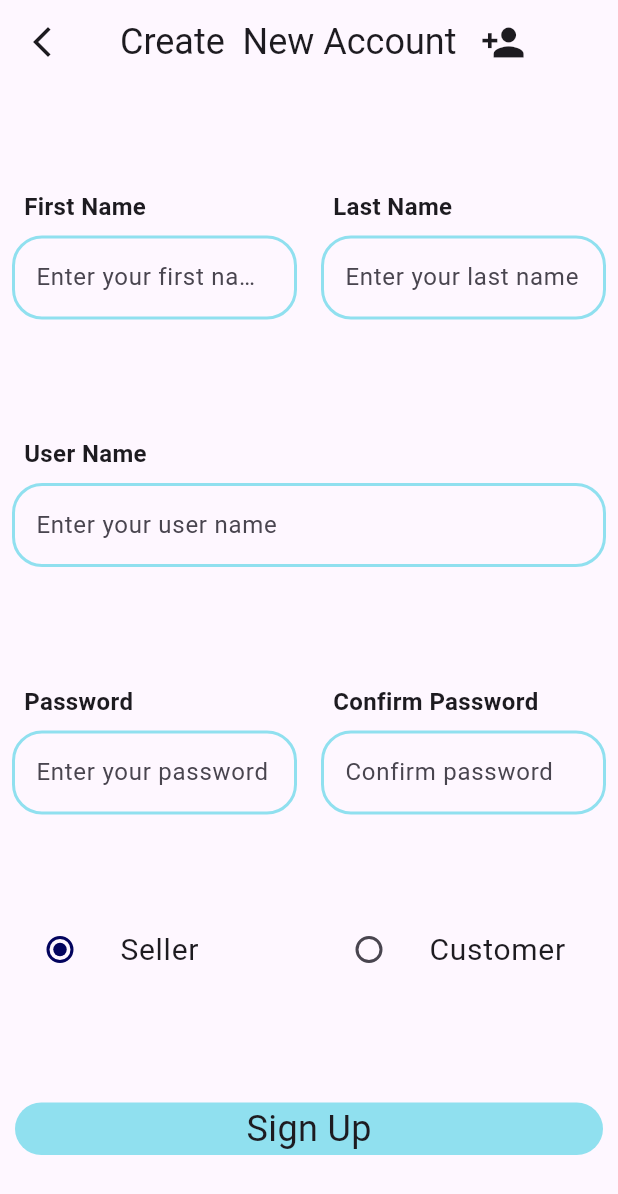
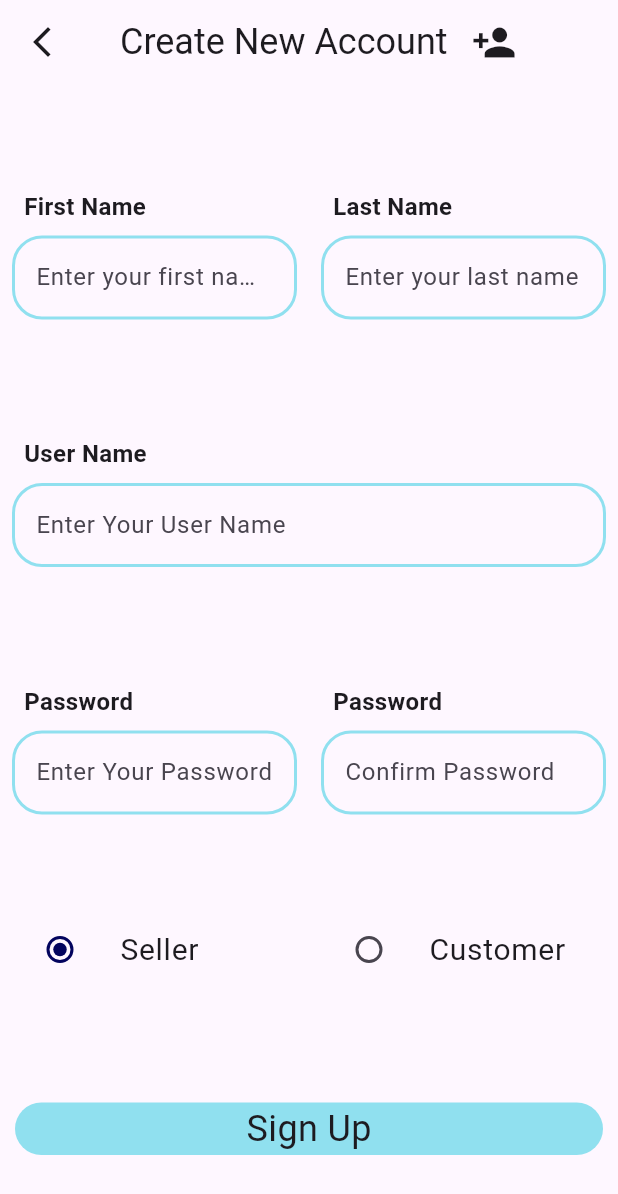
Before and after one commit to mordex-01/store_app_taav, a Flutter app: the screen it shows after launch, after a tap on "Sign Up", on a phone screen of 412 x 824 dp. Shown: the top 1194 px of the screen. Run offline on Flutter 3.47's test engine with Material 3 defaults, Android fonts, the phone set to English and light mode, and no system bars; our stand-ins replace either_dart, get, image_picker, shared_preferences; missing offline and left inert: flex_color_picker; network calls fail.

Commit message:
loginAndSignUp are translated

```diff
--- a/lib/src/pages/login/view/login_page.dart
+++ b/lib/src/pages/login/view/login_page.dart
@@ -52,7 +52,7 @@ class LoginPage extends GetView<LoginController> {
                 },
                 obscureText: false,
                 topText: LocaleKeys.loginUserName.tr,
-                hintText: "Enter Your User Name",
+                hintText: LocaleKeys.enterYourUserName.tr,
                 suffixIcon: const Padding(
                   padding: EdgeInsets.only(right: 20),
                   child: Icon(
@@ -71,8 +71,8 @@ class LoginPage extends GetView<LoginController> {
                     return null;
                   },
                   obscureText: !controller.isObscure.value,
-                  topText: "Password",
-                  hintText: "Enter Your Password",
+                  topText: LocaleKeys.password.tr,
+                  hintText: LocaleKeys.enterYourPassword.tr,
                   suffixIcon: Padding(
                     padding: const EdgeInsets.only(right: 10),
                     child: IconButton(
@@ -112,15 +112,15 @@ class LoginPage extends GetView<LoginController> {
                 padding: const EdgeInsets.all(8.0),
                 child: _mydivider(context: context),
               ),
-              const Text(
-                "Dont have any account?",
-                style: TextStyle(fontSize: 20),
+              Text(
+                LocaleKeys.dontHaveAnyAccount.tr,
+                style: const TextStyle(fontSize: 20),
               ),
               Padding(
                 padding: const EdgeInsets.only(top: 10),
                 child: _button(
                   context: context,
-                  text: "Sign Up",
+                  text: LocaleKeys.signUp.tr,
                   onTap: () {
                     controller.onSignUpTapped();
                   },
@@ -211,9 +211,9 @@ class LoginPage extends GetView<LoginController> {
                 color: iconColor,
               ),
             ),
-            const Text(
-              "Remember Me",
-              style: TextStyle(fontSize: 16),
+            Text(
+              LocaleKeys.rememberMe.tr,
+              style: const TextStyle(fontSize: 16),
             )
           ],
         ),
--- a/lib/src/pages/signup/view/signup_page.dart
+++ b/lib/src/pages/signup/view/signup_page.dart
@@ -1,5 +1,6 @@
 import 'package:flutter/material.dart';
 import 'package:get/get.dart';
+import 'package:store_app_taav/generated/locales.g.dart';
 import 'package:store_app_taav/src/infrastructure/utils/widget_utils.dart';
 import 'package:store_app_taav/src/pages/signup/controller/signup_controller.dart';
 
@@ -28,12 +29,12 @@ class SignUpPage extends GetView<SignUpController> {
                 Expanded(
                   child: _textFormField(
                     controller: controller.firstNameController,
-                    hintText: "Enter your first name",
-                    topText: "First Name",
+                    hintText: LocaleKeys.enterYourFirstName.tr,
+                    topText: LocaleKeys.firstName.tr,
                     obscureText: false,
                     validator: (value) {
                       if (value == null || value.isEmpty) {
-                        return "Please fill this field";
+                        return LocaleKeys.pleaseFillThisField.tr;
                       }
                       return null;
                     },
@@ -42,12 +43,12 @@ class SignUpPage extends GetView<SignUpController> {
                 Expanded(
                   child: _textFormField(
                     controller: controller.lastNameController,
-                    hintText: "Enter your last name",
-                    topText: "Last Name",
+                    hintText: LocaleKeys.enterYourLastName.tr,
+                    topText: LocaleKeys.lastName.tr,
                     obscureText: false,
                     validator: (value) {
                       if (value == null || value.isEmpty) {
-                        return "Please fill this field";
+                        return LocaleKeys.pleaseFillThisField.tr;
                       }
                       return null;
                     },
@@ -58,12 +59,12 @@ class SignUpPage extends GetView<SignUpController> {
             const Expanded(child: SizedBox()),
             _textFormField(
               controller: controller.userNameController,
-              hintText: "Enter your user name",
-              topText: "User Name",
+              hintText: LocaleKeys.enterYourUserName.tr,
+              topText: LocaleKeys.userName.tr,
               obscureText: false,
               validator: (value) {
                 if (value == null || value.isEmpty) {
-                  return "Please fill this field";
+                  return LocaleKeys.pleaseFillThisField.tr;
                 }
                 return null;
               },
@@ -74,12 +75,12 @@ class SignUpPage extends GetView<SignUpController> {
                 Expanded(
                   child: _textFormField(
                     controller: controller.passwordController,
-                    hintText: "Enter your password",
-                    topText: "Password",
+                    hintText: LocaleKeys.enterYourPassword.tr,
+                    topText: LocaleKeys.password.tr,
                     obscureText: false,
                     validator: (value) {
                       if (value == null || value.isEmpty) {
-                        return "Please fill this field";
+                        return LocaleKeys.pleaseFillThisField.tr;
                       }
                       return null;
                     },
@@ -88,12 +89,12 @@ class SignUpPage extends GetView<SignUpController> {
                 Expanded(
                   child: _textFormField(
                     controller: controller.confirmPasswordController,
-                    hintText: "Confirm password",
-                    topText: "Confirm Password",
+                    hintText: LocaleKeys.confirmPassword.tr,
+                    topText: LocaleKeys.password.tr,
                     obscureText: false,
                     validator: (value) {
                       if (value == null || value.isEmpty) {
-                        return "Please fill this field";
+                        return LocaleKeys.pleaseFillThisField.tr;
                       }
                       return null;
                     },
@@ -107,7 +108,7 @@ class SignUpPage extends GetView<SignUpController> {
                 children: [
                   Expanded(
                     child: _radioListTile(
-                      title: controller.radioOptions[0],
+                      title: LocaleKeys.seller.tr,
                       value: controller.radioOptions[0],
                       currentValue: controller.radioCurrentOption.value,
                       onChanged: (value) {
@@ -117,7 +118,7 @@ class SignUpPage extends GetView<SignUpController> {
                   ),
                   Expanded(
                     child: _radioListTile(
-                      title: controller.radioOptions[1],
+                      title: LocaleKeys.customer.tr,
                       value: controller.radioOptions[1],
                       currentValue: controller.radioCurrentOption.value,
                       onChanged: (value) {
@@ -133,7 +134,7 @@ class SignUpPage extends GetView<SignUpController> {
               padding: const EdgeInsets.only(top: 20, right: 10, left: 10),
               child: _button(
                 context: context,
-                text: "Sign Up",
+                text: LocaleKeys.signUp.tr,
                 onTap: () {
                   controller.onSignUpTapped();
                 },
@@ -164,16 +165,16 @@ class SignUpPage extends GetView<SignUpController> {
           onChanged: onChanged,
         ),
       );
-  Widget _appBarTitle() => const Row(
+  Widget _appBarTitle() => Row(
         children: [
           Padding(
-            padding: EdgeInsets.all(8),
+            padding: const EdgeInsets.all(8),
             child: Text(
-              "Create  New Account",
-              style: TextStyle(fontSize: 24),
+              LocaleKeys.createNewAccount.tr,
+              style: const TextStyle(fontSize: 24),
             ),
           ),
-          Padding(
+          const Padding(
             padding: EdgeInsets.all(8.0),
             child: Icon(
               Icons.person_add,
```
Also changed, not shown: lib/locales/en_US.json (+35 -2 lines), lib/locales/fa_IR.json (+34 -1 lines), lib/generated/locales.g.dart.
